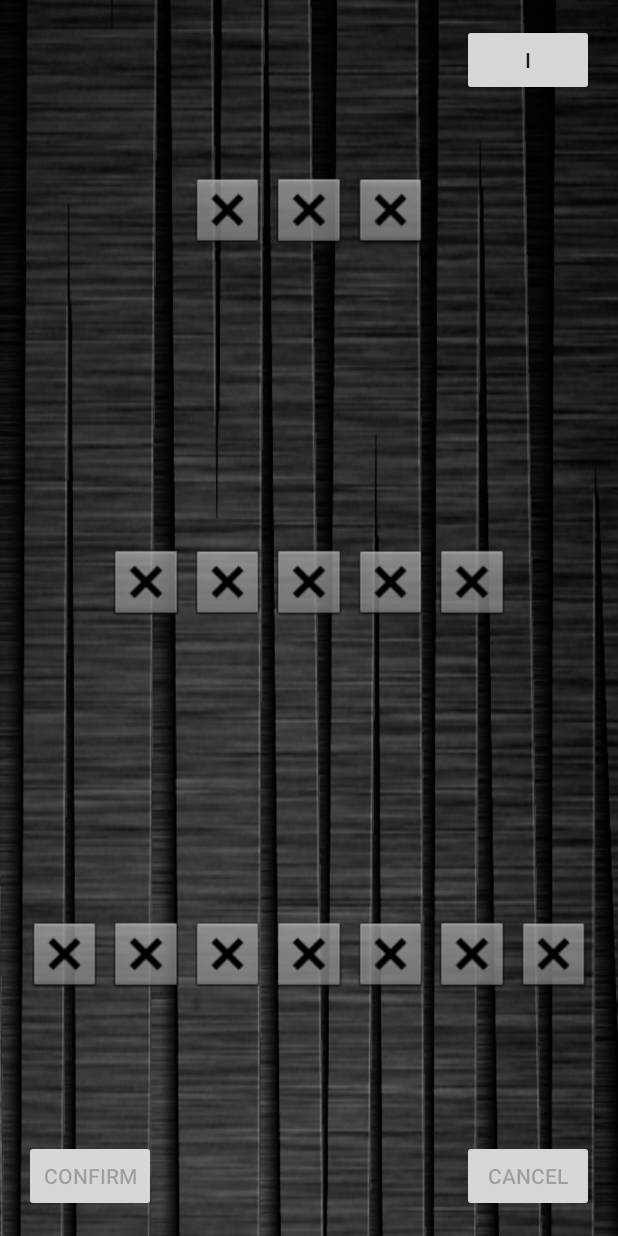
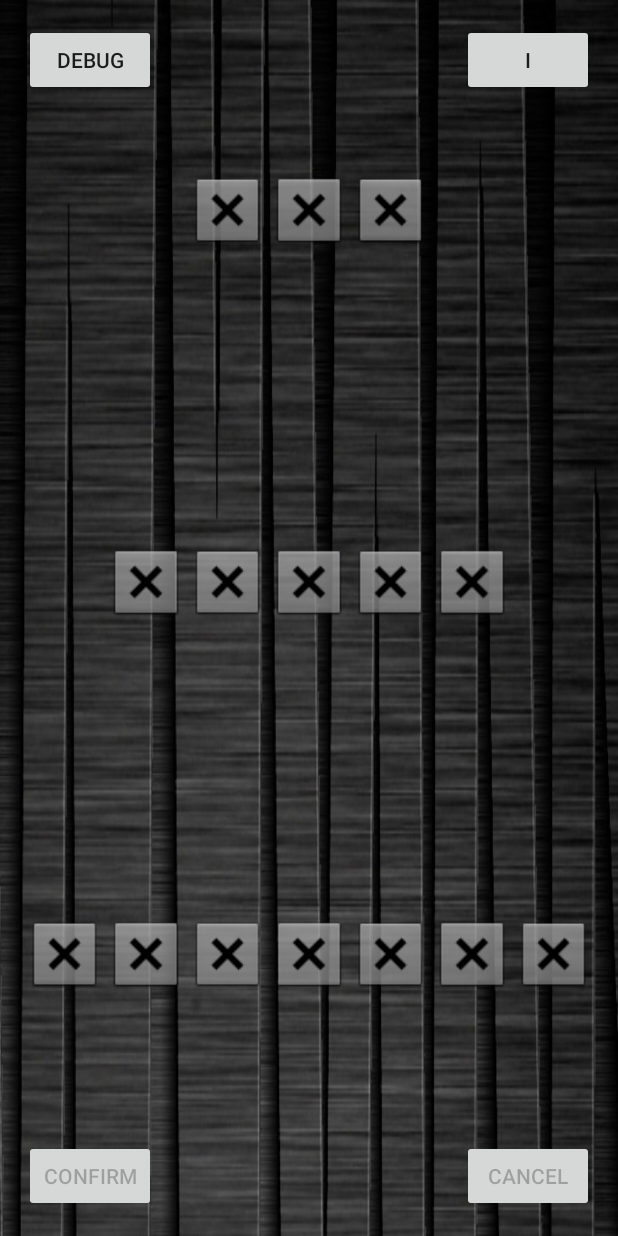
Before and after one commit to sndo9/androidnim, an Android app: the screen it shows after launch (SinglePlayer), on a phone screen of 412 x 824 dp. Run offline under Robolectric (Android 15) with nearby library versions, the phone set to English and light mode, and no system bars.

Commit message:
Added debug button to screen to test other activities

```diff
--- a/nim/app/src/main/java/com/sndo9/robert/nim/GameLogic.java
+++ b/nim/app/src/main/java/com/sndo9/robert/nim/GameLogic.java
@@ -211,7 +211,7 @@ public class GameLogic extends AppCompatActivity {
 
     public static void checkWin(){
         if(ptsLeft == 0) {
-            endGame(isPlayerOne, context, turns);
+            endGame(isPlayerOne, context, turns, true);
         }
     }
 
--- a/nim/app/src/main/java/com/sndo9/robert/nim/SinglePlayer.java
+++ b/nim/app/src/main/java/com/sndo9/robert/nim/SinglePlayer.java
@@ -63,6 +63,15 @@ public class SinglePlayer extends AppCompatActivity implements Instruction_Page.
 
         information =(Button)findViewById(R.id.buttonInformation);
 
+        Button debug = (Button)findViewById(R.id.debug);
+
+        debug.setOnClickListener(new View.OnClickListener() {
+            @Override
+            public void onClick(View view) {
+                endGame(true, view.getContext(), 7, true);
+            }
+        });
+
 
 
         information.setOnClickListener(new View.OnClickListener() {
@@ -99,12 +108,13 @@ public class SinglePlayer extends AppCompatActivity implements Instruction_Page.
 
     }
 
-    public static void endGame(Boolean playerOne, Context c, int turns){
+    public static void endGame(Boolean playerOne, Context c, int turns, Boolean isAI){
         Intent goToWin = new Intent(c, WinScreen.class);
         Bundle extra = new Bundle();
         extra.putInt("score", runningScore);
         extra.putBoolean("winner", playerOne);
         extra.putInt("numTurns", turns);
+        extra.putBoolean("AI", isAI);
         goToWin.putExtras(extra);
         c.startActivity(goToWin);
     }
--- a/nim/app/src/main/res/layout/activity_single_player.xml
+++ b/nim/app/src/main/res/layout/activity_single_player.xml
@@ -37,6 +37,11 @@
         android:layout_alignParentRight="true"
         android:id="@+id/buttonInformation"
         android:text="i"/>
+    <Button
+        android:layout_width="wrap_content"
+        android:layout_height="wrap_content"
+        android:text="Debug"
+        android:id="@+id/debug"/>
 
     <TextView
         android:layout_width="wrap_content"
```
Also changed, not shown: nim/app/src/main/java/com/sndo9/robert/nim/WinScreen.java (+29 -25 lines).
